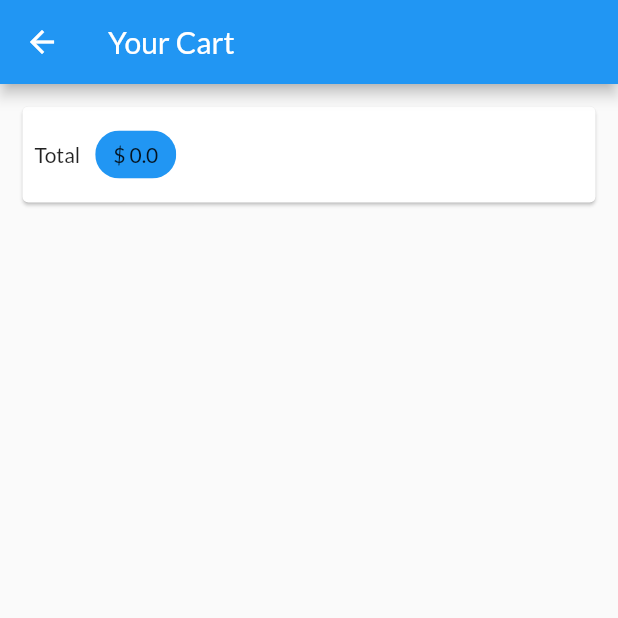
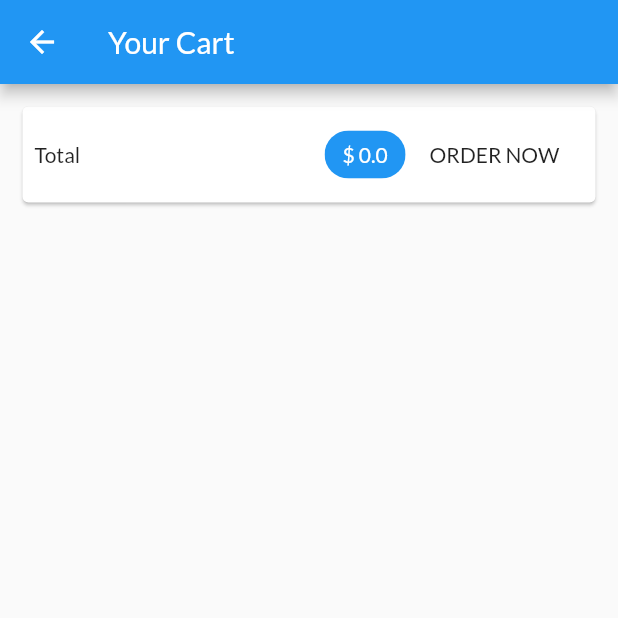
Before and after one commit to PoPowerYang/shopapp, a Flutter app: the CartScreen screen opened by its route, on a phone screen of 412 x 824 dp, the top half of it. Run offline on Flutter 3.47's test engine with Material 2 defaults, Android fonts, the phone set to English and light mode, and no system bars; network calls fail.

Commit message:
more features on the cart page

```diff
--- a/lib/screens/cart_screen.dart
+++ b/lib/screens/cart_screen.dart
@@ -20,13 +20,21 @@ class CartScreen extends StatelessWidget {
             child: Padding(
               padding: EdgeInsets.all(8),
               child: Row(
+                mainAxisAlignment: MainAxisAlignment.spaceBetween,
                 children: <Widget>[
                   Text('Total'),
-                  SizedBox(width: 10,),
+                  Spacer(),
                   Chip(
-                    label: Text('\$ ${cart.totalAmount.toString()}'),
+                    label: Text(
+                      '\$ ${cart.totalAmount.toString()}',
+                      style: TextStyle(color: Colors.white),
+                    ),
                     backgroundColor: Theme.of(context).primaryColor,
                   ),
+                  FlatButton(
+                    child: Text('ORDER NOW'),
+                    onPressed: () {},
+                  )
                 ],
               ),
             ),
```
